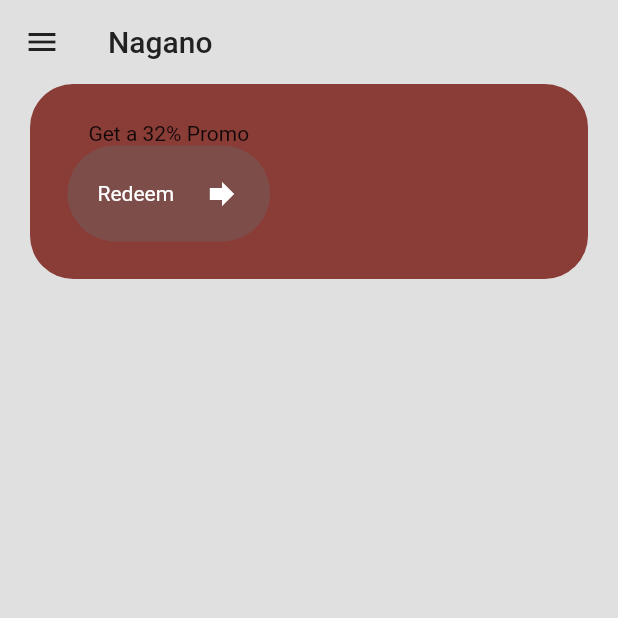
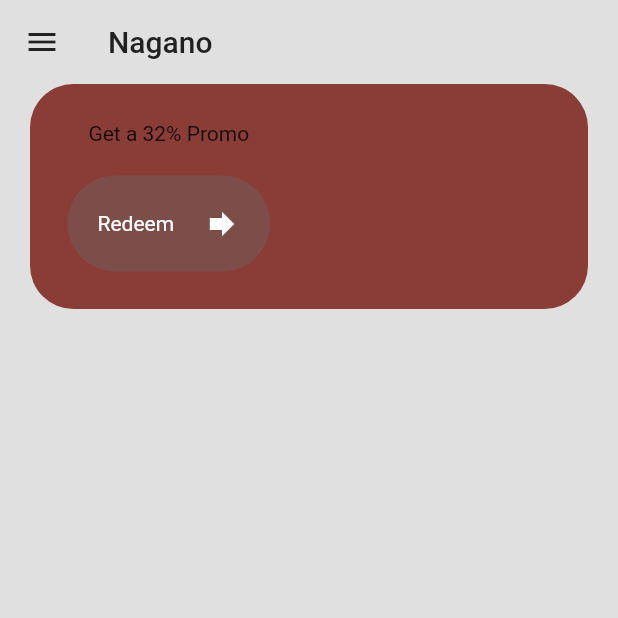
Before and after one commit to fbnjeje/Flutter_Road_Map, a Flutter app: the MenuPage screen opened by its route, on a phone screen of 412 x 824 dp, the top half of it. Run offline on Flutter 3.47's test engine with Material 2 defaults, Android fonts, the phone set to English and light mode, and no system bars; our stand-ins replace dio, google_fonts.

Commit message:
using bg color for button

```diff
--- a/sushi app/sushi_app/lib/components/button.dart
+++ b/sushi app/sushi_app/lib/components/button.dart
@@ -1,4 +1,5 @@
 import 'package:flutter/material.dart';
+import 'package:sushi_app/theme/Colors.dart';
 
 class MyButton extends StatelessWidget {
   final String text;
@@ -11,8 +12,7 @@ class MyButton extends StatelessWidget {
       onTap: onTap,
       child: Container(
         decoration: BoxDecoration(
-            color: const Color.fromARGB(255, 125, 77, 74),
-            borderRadius: BorderRadius.circular(40)),
+            color: myButtonBgColor, borderRadius: BorderRadius.circular(40)),
         padding: const EdgeInsets.all(20),
         child: Row(
           mainAxisAlignment: MainAxisAlignment.center,
--- a/sushi app/sushi_app/lib/screens/menu_page.dart
+++ b/sushi app/sushi_app/lib/screens/menu_page.dart
@@ -40,6 +40,7 @@ class _MenuPage extends State<MenuPage> {
                 children: [
                   const Text('Get a 32% Promo'),
 
+                  const SizedBox(height: 20),
                   //reedem button
 
                   //image
--- a/sushi app/sushi_app/lib/theme/colors.dart
+++ b/sushi app/sushi_app/lib/theme/colors.dart
@@ -1,3 +1,4 @@
 import 'package:flutter/material.dart';
 
 var myPrimaryColor = const Color.fromARGB(255, 138, 60, 55);
+var myButtonBgColor = const Color.fromARGB(255, 125, 77, 74);
```
